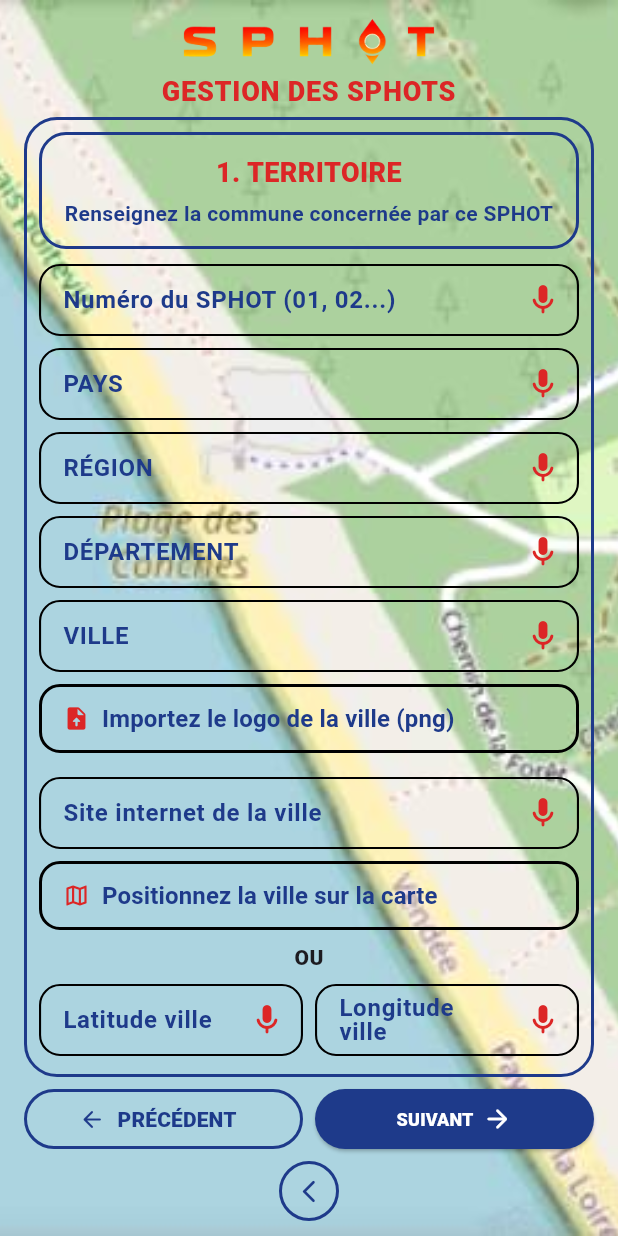
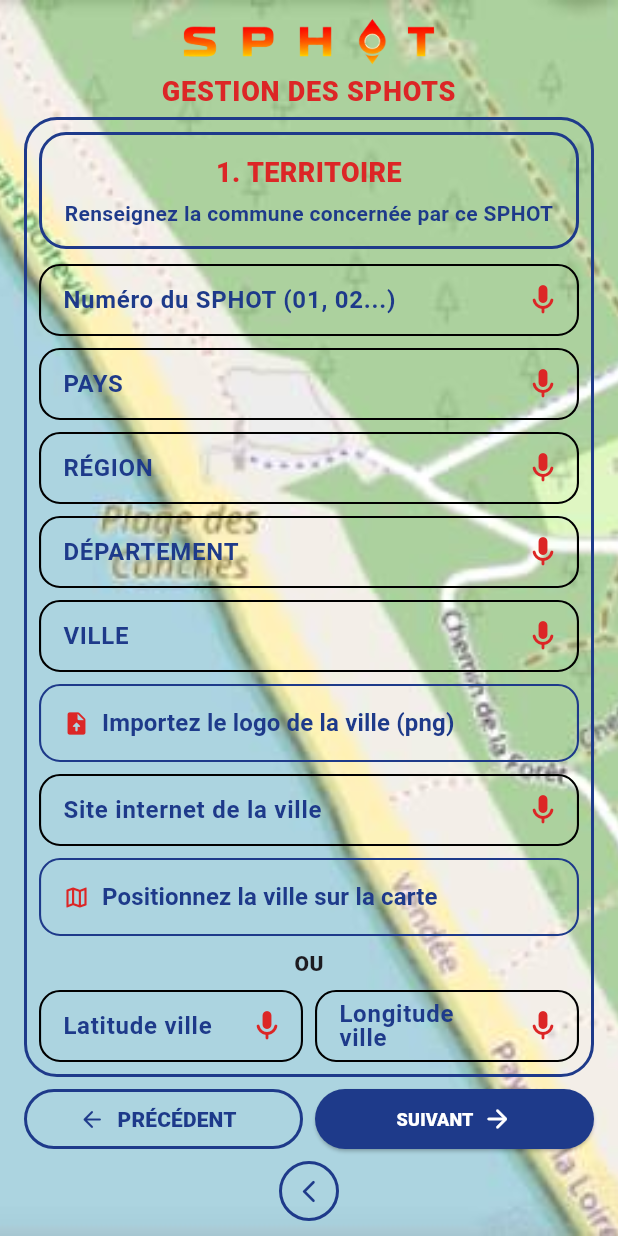
Before and after one commit to sylvainra/sphot, a Flutter app: the AdminSphotsCommunePage screen opened directly, after a tap on "+ CRÉER UN NOUVEAU SPHOT", on a phone screen of 412 x 824 dp. Run offline on Flutter 3.47's test engine with Material 3 defaults, Android fonts, the phone set to English and light mode, and no system bars; our stand-ins replace cloud_firestore, csv, firebase_auth, firebase_core, firebase_storage, flutter_map and 5 more; missing offline and left inert: flutter_map_marker_cluster; accounts and stored records are empty.

Commit message:
Ajustements interface admin SPHOT

```diff
--- a/lib/pages/admin/admin_sphots_commune_page.dart
+++ b/lib/pages/admin/admin_sphots_commune_page.dart
@@ -880,7 +880,10 @@ onChanged: uppercase
         ),
         focusedBorder: OutlineInputBorder(
   borderRadius: BorderRadius.circular(14),
-          borderSide: const BorderSide(color: adminColor, width: 2),
+  borderSide: const BorderSide(
+    color: Color(0xFF1E3A8A),
+    width: 2,
+  ),
 ),
       ),
     );
@@ -1055,18 +1058,24 @@ Widget _dropdownField(
     onTap: openMenu,
     child: InputDecorator(
       decoration: InputDecoration(
-        labelText: label,
-        labelStyle: const TextStyle(fontSize: 14),
+  labelText: current.isEmpty ? null : label,
+        labelStyle: const TextStyle(
+  color: Color(0xFF1E3A8A),
+  fontWeight: FontWeight.w700,
+),
         filled: true,
         fillColor: Colors.transparent,
         contentPadding: const EdgeInsets.symmetric(horizontal: 12, vertical: 12),
         border: OutlineInputBorder(
           borderRadius: BorderRadius.circular(14),
-          borderSide: const BorderSide(color: Colors.black, width: 1.6),
+          borderSide: const BorderSide(
+  color: Color(0xFF1E3A8A),
+  width: 1.6,
+),
         ),
         enabledBorder: OutlineInputBorder(
           borderRadius: BorderRadius.circular(14),
-          borderSide: const BorderSide(color: Colors.black, width: 1.6),
+          borderSide: const BorderSide(color: Color(0xFF1E3A8A), width: 1.6),
         ),
       ),
       child: Row(
@@ -1075,18 +1084,16 @@ Widget _dropdownField(
       child: Text(
   current.isEmpty ? label : current,
         overflow: TextOverflow.ellipsis,
-              style: TextStyle(
-                fontSize: 13,
-                fontWeight: current.isEmpty ? FontWeight.w400 : FontWeight.w700,
-                color: current.isEmpty
-                    ? Colors.black.withOpacity(0.60)
-                    : Colors.black,
+        style: const TextStyle(
+          fontSize: 16,
+          fontWeight: FontWeight.w700,
+          color: Color(0xFF1E3A8A),
         ),
       ),
     ),
     const Icon(
       Icons.keyboard_arrow_down_rounded,
-            color: adminColor,
+      color: Color(0xFFDC2626),
       size: 26,
     ),
   ],
@@ -1399,7 +1406,7 @@ Widget _multiDropdownField(
         maxLines: 2,
         overflow: TextOverflow.ellipsis,
         style: const TextStyle(
-          color: adminColor,
+          color: Color(0xFFDC2626),
           fontSize: 15,
           fontWeight: FontWeight.w900,
         ),
@@ -1549,7 +1556,7 @@ Future<void> _importLogoVille() async {
 
 SizedBox(
   width: double.infinity,
-  height: 46,
+  height: 52,
   child: ElevatedButton.icon(
     onPressed: _importLogoVille,
     icon: const Icon(
@@ -1575,31 +1582,15 @@ foregroundColor: const Color(0xFF1E3A8A),
 elevation: 0,
       shape: RoundedRectangleBorder(
         borderRadius: BorderRadius.circular(14),
-        side: const BorderSide(color: Colors.black, width: 2),
-      ),
-    ),
-  ),
-),
-
-const SizedBox(height: 8),
-
-if (_value('logoVille').isNotEmpty)
-  Container(
-    width: double.infinity,
-    padding: const EdgeInsets.all(10),
-    decoration: BoxDecoration(
-      color: Colors.green.withOpacity(0.15),
-      borderRadius: BorderRadius.circular(12),
-      border: Border.all(color: Colors.green),
-    ),
-    child: const Text(
-      '✅ Logo de la ville importé',
-      textAlign: TextAlign.center,
-      style: TextStyle(
-        fontWeight: FontWeight.w900,
-      ),
-    ),
-  ),
+        side: const BorderSide(
+  color: Color(0xFF1E3A8A),
+  width: 1.4,
+),
+      ),
+    ),
+  ),
+),
+
 const SizedBox(height: 8),
 
 _textField(
@@ -1611,7 +1602,7 @@ const SizedBox(height: 8),
 
 SizedBox(
   width: double.infinity,
-  height: 46,
+  height: 52,
   child: ElevatedButton.icon(
     onPressed: () {
   _openMapPicker(
@@ -1643,7 +1634,10 @@ foregroundColor: const Color(0xFF1E3A8A),
 elevation: 0,
       shape: RoundedRectangleBorder(
         borderRadius: BorderRadius.circular(14),
-        side: const BorderSide(color: Colors.black, width: 2),
+        side: const BorderSide(
+  color: Color(0xFF1E3A8A),
+  width: 1.4,
+),
       ),
     ),
   ),
@@ -1680,22 +1674,32 @@ const SizedBox(height: 8),
               '2. IDENTIFICATION',
               'Nommez le SPHOT et choisissez son type\net sa nature.',
             ),
-            _textField('nomSecours', 'Repère secours (ex.: LONGE 01),\nSi inexistant, ne rien inscrire.'),
+            _textField(
+  'nomSecours',
+  'Repère secours (ex.: LONGE 01),\nSi inexistant, ne rien inscrire.',
+  maxLines: 2,
+),
+
 const SizedBox(height: 6),
-            _textField('nomSphot', 'Nom du SPHOT,\n(ex. Plage de..., Lac de...).'),
+
+_textField(
+  'nomSphot',
+  'Nom du SPHOT,\n(ex. Plage de..., Lac de...).',
+  maxLines: 2,
+),
             const SizedBox(height: 6),
             _dropdownField(
   'typeSphot',
   'Type de SPHOT',
   typeSphotChoices,
-  maxMenuHeight: 170,
+  maxMenuHeight: 125,
 ),
             const SizedBox(height: 8),
             _dropdownField(
   'natureSphot',
   'Nature du SPHOT',
   natureSphotChoices,
-  maxMenuHeight: 112,
+  maxMenuHeight: 67,
 ),
           ],
         );
@@ -1710,7 +1714,7 @@ const SizedBox(height: 8),
 
       SizedBox(
   width: double.infinity,
-  height: 46,
+  height: 54,
   child: ElevatedButton.icon(
           onPressed: () {
   _openMapPicker(
```
Also changed, not shown: lib/pages/admin/admin_map_picker_page.dart (+27 -9 lines). Lines whose indentation alone changed are shown as unchanged.
